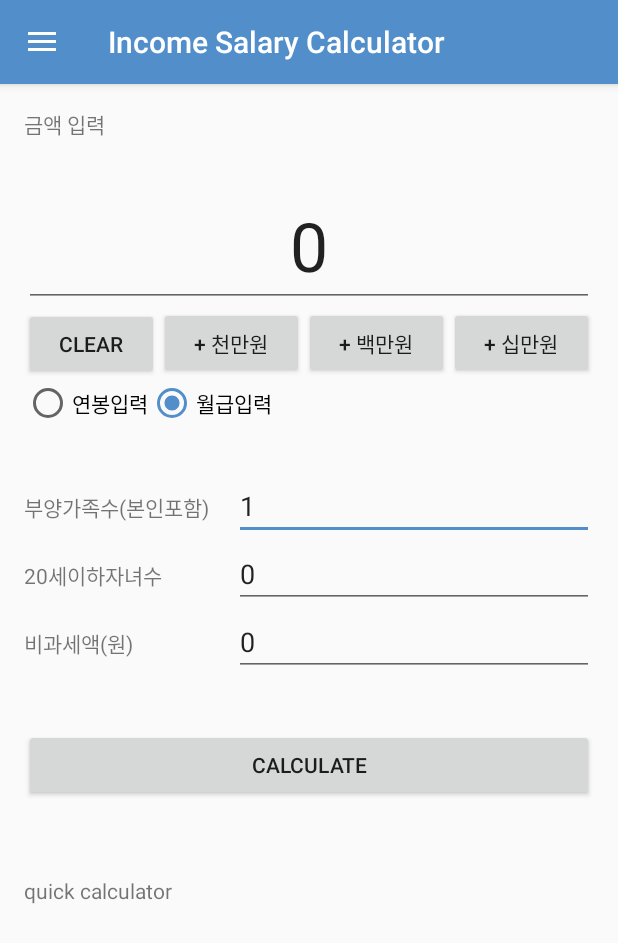
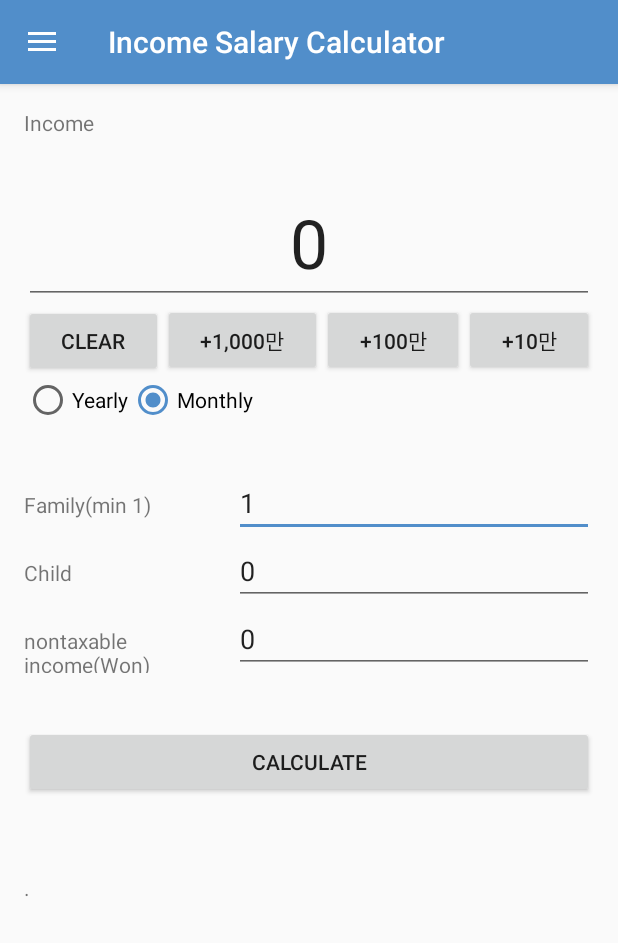
Before and after one commit to exizt/salary-income-calculator-android, an Android app: the screen it shows after launch (MainActivity), on a phone screen of 412 x 824 dp. Shown: the top 943 px of the screen. Run offline under Robolectric (Android 15) with nearby library versions, the phone set to English and light mode, and no system bars; our stand-ins replace AdMob; pictures from the network do not load; 3 statements that could not run were skipped.

Commit message:
minor update

```diff
--- a/app/src/main/res/values/strings.xml
+++ b/app/src/main/res/values/strings.xml
@@ -20,17 +20,17 @@
     <string name="nav_menu_preferences">Preferences</string>
     <string name="nav_about">About</string>
 
-    <string name="option_annual_salary">연봉입력</string>
-    <string name="option_monthly_salary">월급입력</string>
-    <string name="label_family_input">부양가족수(본인포함)</string>
-    <string name="label_child_input">20세이하자녀수</string>
-    <string name="label_taxfree_input">비과세액(원)</string>
+    <string name="option_annual_salary">Yearly</string>
+    <string name="option_monthly_salary">Monthly</string>
+    <string name="label_family_input">Family(min 1)</string>
+    <string name="label_child_input">Child</string>
+    <string name="label_taxfree_input">nontaxable income(Won)</string>
     <string name="calculate">Calculate</string>
     <string name="btn_clear">Clear</string>
-    <string name="btn_plus_1000">+ 천만원</string>
-    <string name="btn_plus_100">+ 백만원</string>
-    <string name="btn_plus_10">+ 십만원</string>
-    <string name="quick_calculator_description">quick calculator</string>
+    <string name="btn_plus_1000">+1,000만</string>
+    <string name="btn_plus_100">+100만</string>
+    <string name="btn_plus_10">+10만</string>
+    <string name="quick_calculator_description">.</string>
 
     <string name="activity_word_title">WordActivity</string>
     <string name="word_activity_subtitle_01">Summary</string>
@@ -47,12 +47,12 @@
     <string name="report_tabBar_item_02">Insurances Tax</string>
     <string name="report_tabBar_item_03">Income Tax</string>
     <string name="report_tabBar_item_04">Input</string>
-    <string name="report_option_salary">입력한연봉</string>
-    <string name="report_option_salary_monthly">입력한월급</string>
-    <string name="report_option_family">부양가족수</string>
-    <string name="report_option_child">20세이하자녀수</string>
-    <string name="report_option_taxfree">입력한비과세액</string>
-    <string name="report_option_rates">계산 기준 세율</string>
+    <string name="report_option_salary">money input</string>
+    <string name="report_option_salary_monthly">calculated monthly salary</string>
+    <string name="report_option_family">family count</string>
+    <string name="report_option_child">child count</string>
+    <string name="report_option_taxfree">nontaxable income (won)</string>
+    <string name="report_option_rates">Rates based on calculate</string>
     <string name="report_summary_subtitle_02">total tax</string>
 
     <string name="activity_settings_title">Settings</string>
@@ -70,5 +70,5 @@
     <string name="about_db_version_label">DB version</string>
     <string name="about_desc">Loan Calculator \n\n This app is designed to calculate Loan Payment Schedules.</string>
 
-    <string name="calc_inputmoney_label">금액 입력</string>
+    <string name="calc_inputmoney_label">Income</string>
 </resources>
```
